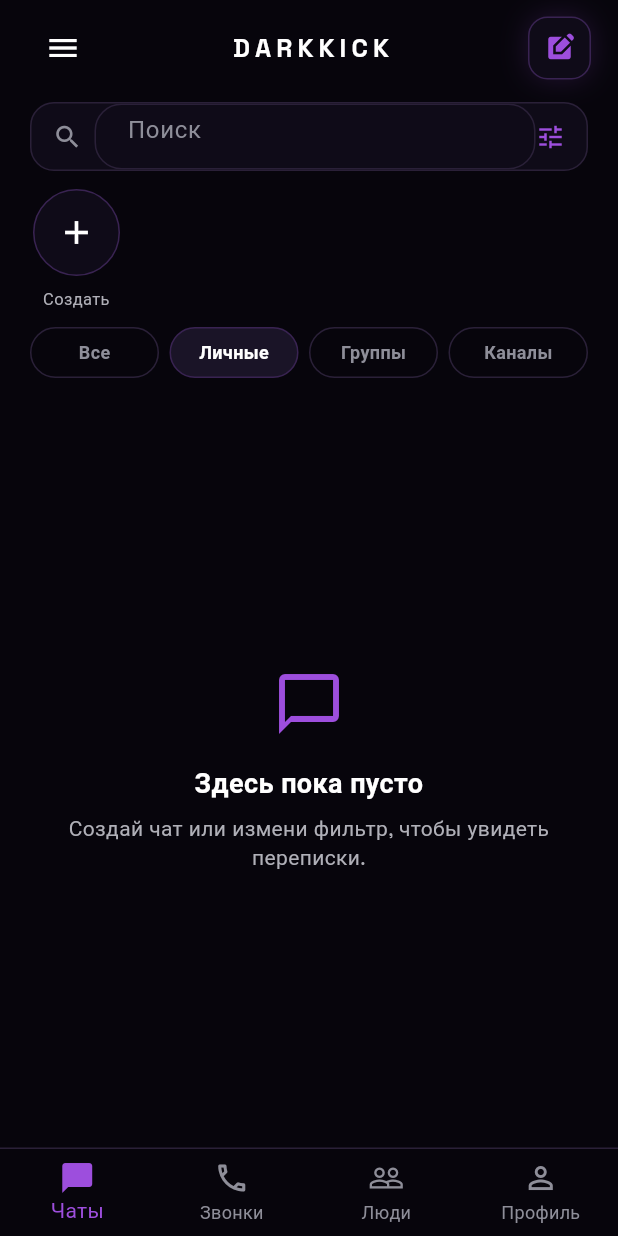
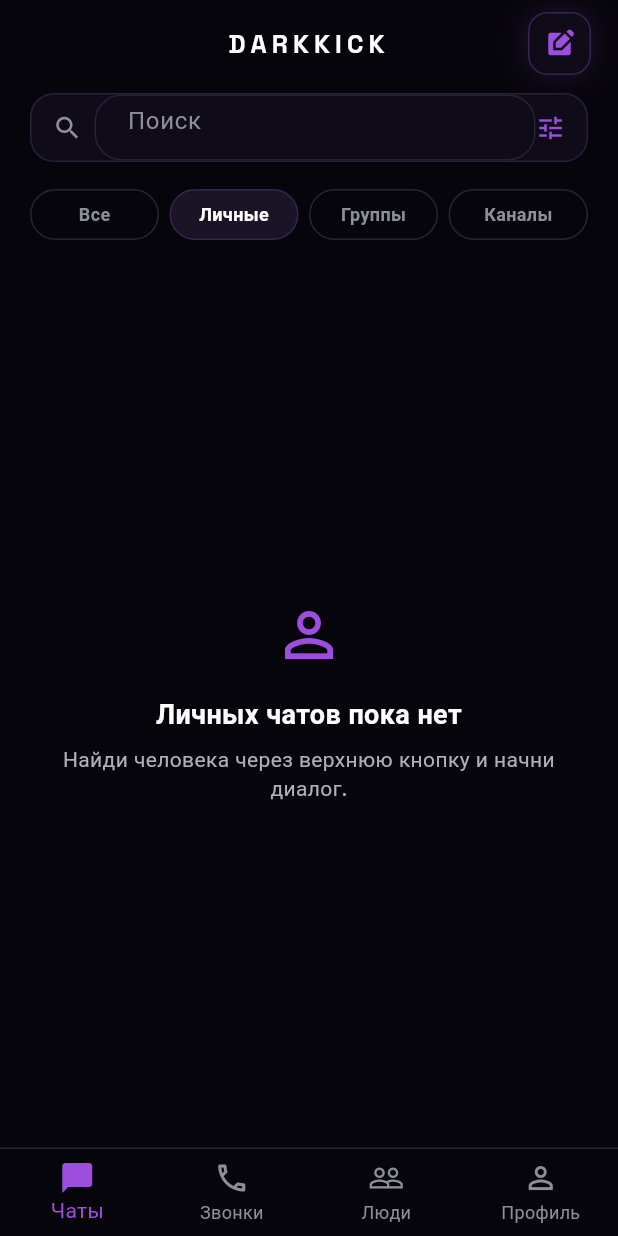
Before and after one commit to vladbogus498-design/my_messenger, a Flutter app: the screen it shows once a user with an empty profile is signed in, after a tap on "Личные", on a phone screen of 412 x 824 dp. Run offline on Flutter 3.47's test engine with Material 3 defaults, Android fonts, the phone set to English and light mode, and no system bars; our stand-ins replace audioplayers, cached_network_image, cloud_firestore, dio, firebase_auth, firebase_core and 11 more; missing offline and left inert: dio_smart_retry, encrypt, pointycastle; accounts and stored records are empty.

Commit message:
Final profile and chats UI cleanup

```diff
--- a/lib/screens/chats_screen.dart
+++ b/lib/screens/chats_screen.dart
@@ -120,10 +120,7 @@
       padding: const EdgeInsets.fromLTRB(18, 8, 18, 12),
       child: Row(
         children: [
-          IconButton(
-            icon: const Icon(Icons.menu, color: DarkKickColors.textPrimary),
-            onPressed: () {},
-          ),
+          const SizedBox(width: 42),
           Expanded(
             child: Text(
               'DARKKICK',
@@ -209,40 +206,23 @@
         : chats
               .where(
                 (chat) =>
-                    chat.isDirect && chat.participants.contains(currentUserId),
+                    _isDirectChat(chat) &&
+                    chat.participants.contains(currentUserId),
               )
               .take(8)
               .toList();
+
+    if (personalChats.isEmpty) return const SizedBox.shrink();
 
     return SizedBox(
       height: 86,
       child: ListView.separated(
         padding: const EdgeInsets.symmetric(horizontal: 20),
         scrollDirection: Axis.horizontal,
-        itemCount: personalChats.length + 1,
+        itemCount: personalChats.length,
         separatorBuilder: (_, __) => const SizedBox(width: 14),
         itemBuilder: (context, index) {
-          if (index == 0) {
-            return _StoryItem(
-              label: 'Создать',
-              child: Container(
-                width: 58,
-                height: 58,
-                decoration: BoxDecoration(
-                  shape: BoxShape.circle,
-                  color: DarkKickColors.panel,
-                  border: Border.all(color: DarkKickColors.stroke),
-                ),
-                child: const Icon(Icons.add, color: Colors.white, size: 26),
-              ),
-              onTap: () => Navigator.push(
-                context,
-                NavigationAnimations.slideFadeRoute(const NewChatScreen()),
-              ),
-            );
-          }
-
-          final chat = personalChats[index - 1];
+          final chat = personalChats[index];
           return _DirectAwareStoryItem(
             chat: chat,
             currentUserId: currentUserId,
@@ -329,13 +309,11 @@
     final currentUserId = _currentUserId;
 
     if (chats.isEmpty) {
-      final isChannels = _selectedFilterIndex == 3;
+      final empty = _emptyStateForFilter();
       return _EmptyState(
-        title: isChannels ? 'Каналов пока нет' : 'Здесь пока пусто',
-        subtitle: isChannels
-            ? 'В текущей модели чата нет отдельного типа канала.'
-            : 'Создай чат или измени фильтр, чтобы увидеть переписки.',
-        icon: isChannels ? Icons.campaign_outlined : Icons.chat_bubble_outline,
+        title: empty.title,
+        subtitle: empty.subtitle,
+        icon: empty.icon,
       );
     }
 
@@ -363,11 +341,11 @@
               .where((chat) => chat.participants.contains(currentUserId))
               .toList();
     if (_selectedFilterIndex == 1) {
-      filtered = filtered.where((chat) => chat.isDirect).toList();
+      filtered = filtered.where(_isDirectChat).toList();
     } else if (_selectedFilterIndex == 2) {
-      filtered = filtered.where((chat) => chat.isGroup).toList();
+      filtered = filtered.where(_isGroupChat).toList();
     } else if (_selectedFilterIndex == 3) {
-      filtered = const [];
+      filtered = filtered.where(_isChannelChat).toList();
     }
 
     if (_searchQuery.isEmpty) return filtered;
@@ -376,6 +354,45 @@
           (chat) => _fallbackTitle(chat).toLowerCase().contains(_searchQuery),
         )
         .toList();
+  }
+
+  bool _isDirectChat(Chat chat) {
+    final type = chat.type.toLowerCase().trim();
+    return type == 'direct' || type == 'private';
+  }
+
+  bool _isGroupChat(Chat chat) {
+    final type = chat.type.toLowerCase().trim();
+    return chat.isGroup || type == 'group';
+  }
+
+  bool _isChannelChat(Chat chat) {
+    return chat.type.toLowerCase().trim() == 'channel';
+  }
+
+  _FilterEmptyState _emptyStateForFilter() {
+    return switch (_selectedFilterIndex) {
+      1 => const _FilterEmptyState(
+        title: 'Личных чатов пока нет',
+        subtitle: 'Найди человека через верхнюю кнопку и начни диалог.',
+        icon: Icons.person_outline,
+      ),
+      2 => const _FilterEmptyState(
+        title: 'Групп пока нет',
+        subtitle: 'Групповые чаты появятся здесь, когда будут созданы.',
+        icon: Icons.groups_2_outlined,
+      ),
+      3 => const _FilterEmptyState(
+        title: 'Каналов пока нет',
+        subtitle: 'Каналы появятся здесь, если в данных будет type = channel.',
+        icon: Icons.campaign_outlined,
+      ),
+      _ => const _FilterEmptyState(
+        title: 'Здесь пока пусто',
+        subtitle: 'Создай чат через верхнюю кнопку справа.',
+        icon: Icons.chat_bubble_outline,
+      ),
+    };
   }
 
   Widget _buildLoadingState() {
@@ -926,6 +943,18 @@
   }
 }
 
+class _FilterEmptyState {
+  const _FilterEmptyState({
+    required this.title,
+    required this.subtitle,
+    required this.icon,
+  });
+
+  final String title;
+  final String subtitle;
+  final IconData icon;
+}
+
 class _DarkkickPlaceholder extends StatelessWidget {
   const _DarkkickPlaceholder({
     required this.icon,
```
